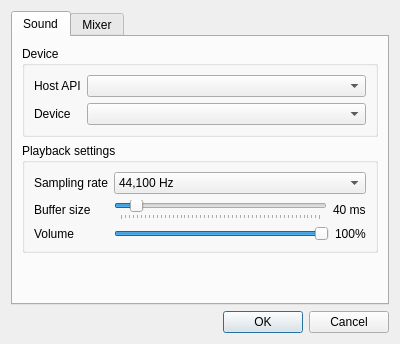
Before: the Qt Designer form ui/designer/ConfigDialog.ui in stoneface86/trackerboy, drawn with Qt 5.
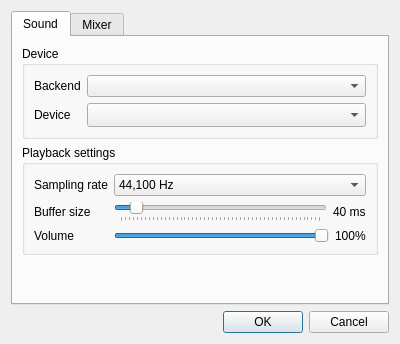
After: the same form once the commit is applied.

Commit message:
modify ui to use BackendTable
add DeviceTable::defaultDeviceIndex() method
rename BackendTable::getDevice -> getDeviceLocation
Config now saves the selected device
fix out of order initialization warnings

Diff of the .ui file:
```diff
--- a/ui/designer/ConfigDialog.ui
+++ b/ui/designer/ConfigDialog.ui
@@ -36,7 +36,7 @@
           <item row="0" column="0">
            <widget class="QLabel" name="label">
             <property name="text">
-             <string>Host API</string>
+             <string>Backend</string>
             </property>
            </widget>
           </item>
@@ -51,7 +51,17 @@
            </widget>
           </item>
           <item row="1" column="1">
-           <widget class="QComboBox" name="mDeviceCombo"/>
+           <widget class="QComboBox" name="mDeviceCombo">
+            <property name="sizePolicy">
+             <sizepolicy hsizetype="Preferred" vsizetype="Fixed">
+              <horstretch>0</horstretch>
+              <verstretch>0</verstretch>
+             </sizepolicy>
+            </property>
+            <property name="sizeAdjustPolicy">
+             <enum>QComboBox::AdjustToMinimumContentsLengthWithIcon</enum>
+            </property>
+           </widget>
           </item>
          </layout>
         </widget>
```
Left out of the diff: 4 changed lines with no effect on the pictures. The commit also changes 10 other files.
